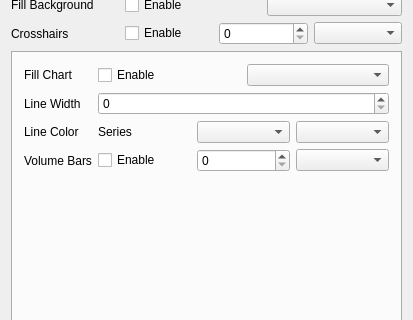
Before: the Qt Designer form chartexamples/mainwindow.ui in presstab/psscharts, drawn with Qt 5; both pictures show x 0 to 413 and y 286 to 606 of the 413 by 878 pixel window.
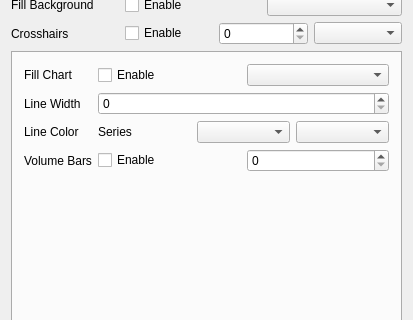
After: the same form once the commit is applied.

Commit message: Adjust line chart volume bars

```diff
--- a/chartexamples/mainwindow.ui
+++ b/chartexamples/mainwindow.ui
@@ -598,9 +598,6 @@
               <item>
                <widget class="QSpinBox" name="spinboxLineVolumeBar"/>
               </item>
-              <item>
-               <widget class="QComboBox" name="comboboxLineVolumeBar"/>
-              </item>
              </layout>
             </item>
            </layout>
```
The commit also changes 3 other files.
